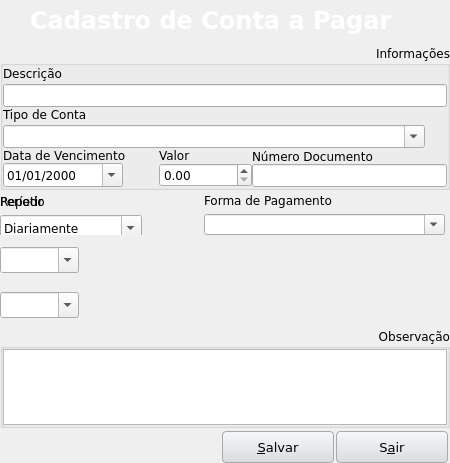
Old version of the form Projects/Blink/Plugins/financier/accounttopayregister.ui in the repository MarcoBueno1/qrad.
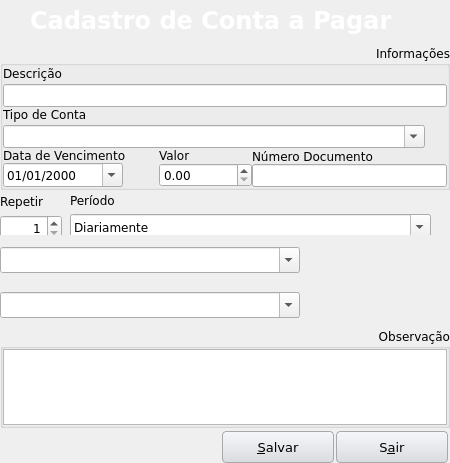
New version of the form. Icons and pictures are not drawn. Custom widgets are drawn as their Qt base class.

The edit to the form file:
```diff
--- a/Projects/Blink/Plugins/financier/accounttopayregister.ui
+++ b/Projects/Blink/Plugins/financier/accounttopayregister.ui
@@ -366,10 +366,10 @@
      <widget class="QWidget" name="layoutWidget">
       <property name="geometry">
        <rect>
-        <x>0</x>
+        <x>70</x>
         <y>0</y>
-        <width>142</width>
-        <height>48</height>
+        <width>361</width>
+        <height>46</height>
        </rect>
       </property>
       <layout class="QVBoxLayout" name="verticalLayout_2">
@@ -424,32 +424,6 @@
        </item>
       </layout>
      </widget>
-     <widget class="QWidget" name="layoutWidget">
-      <property name="geometry">
-       <rect>
-        <x>204</x>
-        <y>0</y>
-        <width>241</width>
-        <height>42</height>
-       </rect>
-      </property>
-      <layout class="QVBoxLayout" name="verticalLayout_8">
-       <item>
-        <widget class="QLabel" name="label_3">
-         <property name="text">
-          <string>Forma de Pagamento</string>
-         </property>
-        </widget>
-       </item>
-       <item>
-        <widget class="SComboBox" name="comboBoxPaymentway">
-         <property name="editable">
-          <bool>true</bool>
-         </property>
-        </widget>
-       </item>
-      </layout>
-     </widget>
     </widget>
    </item>
    <item row="4" column="0">
@@ -483,7 +457,7 @@
        <widget class="SComboBox" name="comboBoxSupplier">
         <property name="minimumSize">
          <size>
-          <width>0</width>
+          <width>300</width>
           <height>0</height>
          </size>
         </property>
@@ -545,7 +519,7 @@
        <widget class="DSMComboBoxEnter" name="comboBoxBank">
         <property name="minimumSize">
          <size>
-          <width>0</width>
+          <width>300</width>
           <height>0</height>
          </size>
         </property>
@@ -958,6 +932,11 @@
   </layout>
  </widget>
  <customwidgets>
+  <customwidget>
+   <class>SComboBox</class>
+   <extends>QComboBox</extends>
+   <header location="global">scombobox.h</header>
+  </customwidget>
   <customwidget>
    <class>DSMComboBoxEnter</class>
    <extends>QComboBox</extends>
@@ -989,11 +968,6 @@
    <extends>QSpinBox</extends>
    <header>dsmspinboxenter.h</header>
   </customwidget>
-  <customwidget>
-   <class>SComboBox</class>
-   <extends>QComboBox</extends>
-   <header location="global">scombobox.h</header>
-  </customwidget>
  </customwidgets>
  <tabstops>
   <tabstop>lineEditDesciption</tabstop>
```
Left out of the diff: 1 changed line with no effect on the pictures.
